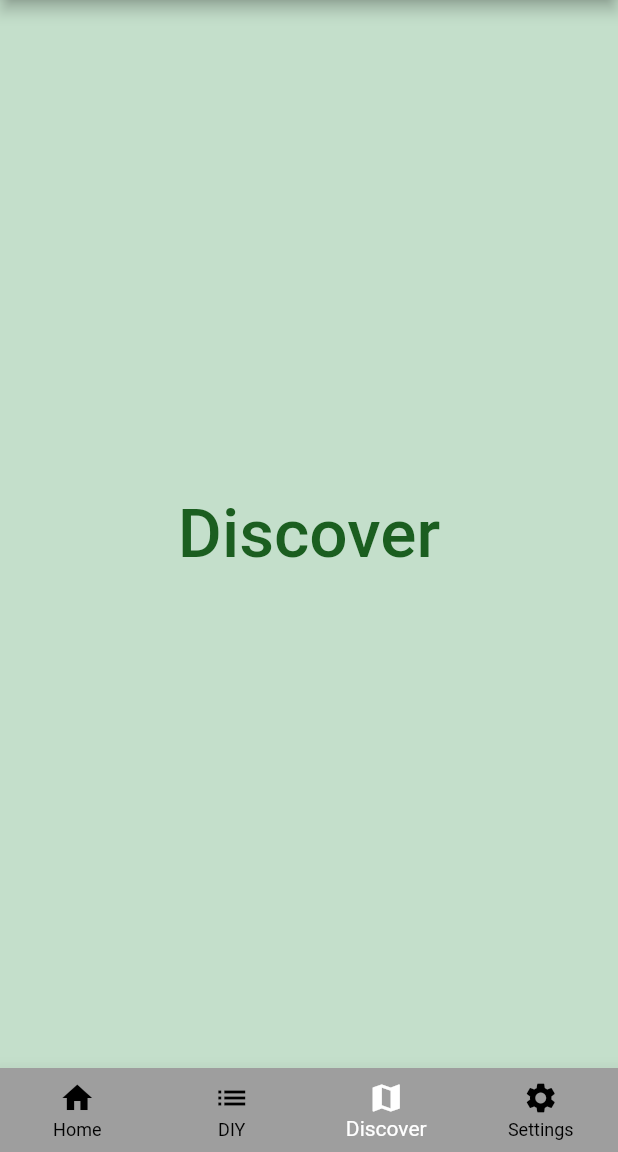
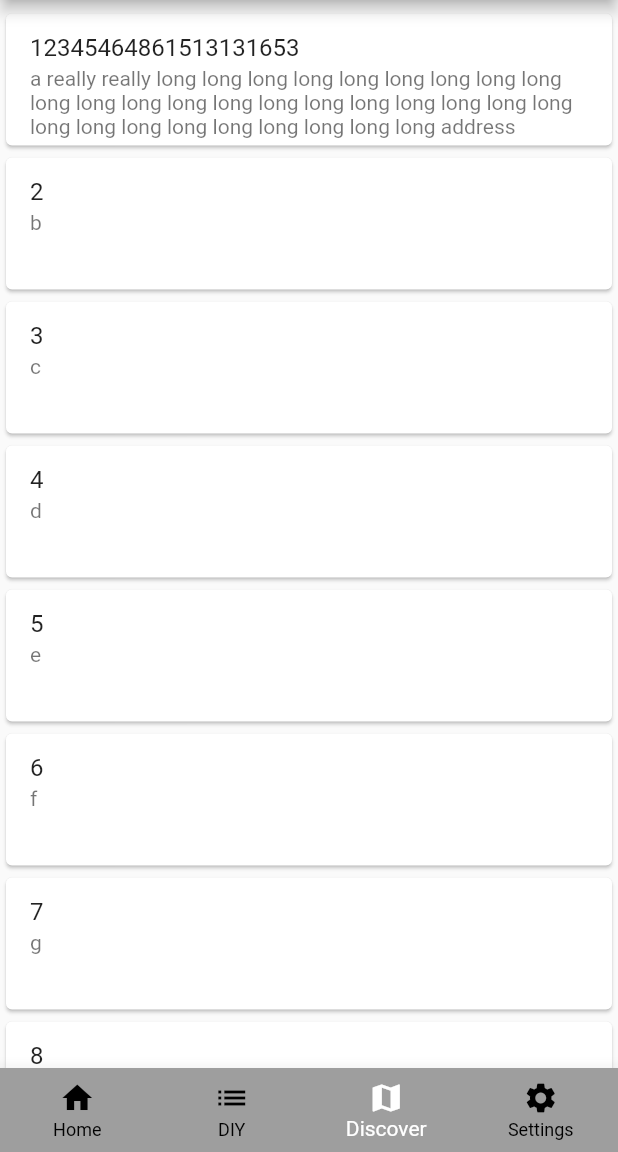
Before and after one commit to Katabatix/cocktail_recommender, a Flutter app: the screen it shows after launch, item 3 of the bottom bar chosen, on a phone screen of 412 x 824 dp, the part 84-1236 px from its top. Run offline on Flutter 3.47's test engine with Material 2 defaults, Android fonts, the phone set to English and light mode, and no system bars; our stand-ins replace lazy_load_scrollview; Roboto replaces fonts that are missing (Montserrat).

Commit message:
Very Basic Discover

```diff
--- /dev/null
+++ b/lib/discover/discover_main.dart
@@ -0,0 +1,111 @@
+import 'package:flutter/material.dart';
+import 'package:lazy_load_scrollview/lazy_load_scrollview.dart';
+
+class DiscoverMain extends StatefulWidget {
+  const DiscoverMain({Key? key}) : super(key: key);
+
+  @override
+  State<DiscoverMain> createState() => _DiscoverMainState();
+}
+
+class _DiscoverMainState extends State<DiscoverMain> {
+
+  @override
+  Widget build(BuildContext context) {
+    return Scaffold(
+      appBar: AppBar(
+        title: const Text('Cocktail Recommender - Discover'),
+      ),
+      body: BarScroller(),
+    );
+  }
+}
+
+class BarInfo {
+  String name;
+  String location;
+
+  BarInfo(this.name, this.location);
+}
+
+class BarScroller extends StatefulWidget {
+  const BarScroller({Key? key}) : super(key: key);
+
+  @override
+  State<BarScroller> createState() => _BarScrollerState();
+}
+
+class _BarScrollerState extends State<BarScroller> {
+  bool _showSelectedBar = false;
+  int _selectedBar = 0;
+
+  List<BarInfo> barInfo = [
+    BarInfo("12345464861513131653", "a really really long long long long long long long long long long long long long long long long long long long long long long long long long long long long long long address"),
+    BarInfo("2", "b"),
+    BarInfo("3", "c"),
+    BarInfo("4", "d"),
+    BarInfo("5", "e"),
+    BarInfo("6", "f"),
+    BarInfo("7", "g"),
+    BarInfo("8", "h"),
+  ];
+
+  @override
+  Widget build(BuildContext context) {
+    if(!_showSelectedBar){
+      return ListView.builder(
+        padding: const EdgeInsets.symmetric(vertical: 5.0),
+        itemCount: barInfo.length,
+        itemBuilder: (context, i){
+          return Card(
+            child: ListTile(
+              onTap: () {
+                setState(() {
+                  _showSelectedBar = true;
+                  _selectedBar = i;
+                });
+              },
+              title: Text(barInfo[i].name),
+              subtitle: Text(barInfo[i].location),
+              isThreeLine: true,
+            ),
+          );
+        },
+
+      );
+    }
+    else{
+      return BarDetails(
+        barInfo[_selectedBar].name,
+        barInfo[_selectedBar].location,
+        () {
+          setState(() {
+            _showSelectedBar = false;
+          });
+        }
+      );
+    }
+  }
+}
+
+class BarDetails extends StatelessWidget {
+  BarDetails(this.name, this.address, this.goBack);
+
+  final String name;
+  final String address;
+  final VoidCallback goBack;
+
+  @override
+  Widget build(BuildContext context) {
+    return Container(
+      padding: EdgeInsets.all(20.0),
+      child: Column(
+        children: [
+          ElevatedButton.icon(onPressed: goBack, icon: Icon(Icons.arrow_back), label: Text("Hello")),
+          Text(name),
+          Text(address),
+        ],
+      ),
+    );
+  }
+}
--- a/lib/main.dart
+++ b/lib/main.dart
@@ -1,5 +1,6 @@
 import 'package:flutter/material.dart';
 import 'diy/diy_main.dart';
+import 'discover/discover_main.dart';
 
 void main() {
   runApp(const CocktailRecommender());
@@ -16,14 +17,13 @@ class _CocktailRecommenderState extends State<CocktailRecommender> {
   @override
   Widget build(BuildContext context) {
     return MaterialApp(
-      home: MainPage(),
-      // initialRoute: '/',
-      // routes: {
-      //   '/': (context) => const Page1(),
-      //   '/DIY': (context) => const Page2(),
-      //   '/Discover': (context) => const Page3(),
-      //   '/Settings': (context) => const Page4(),
-      // },
+      initialRoute: '/',
+      routes: {
+        '/': (context) => MainPage(),
+        '/diy': (context) => const DiyMain(),
+        '/discover': (context) => const DiscoverMain(),
+        '/settings': (context) => const SettingsMain(),
+      },
       theme: ThemeData(
         bottomNavigationBarTheme: const BottomNavigationBarThemeData(
           backgroundColor: Colors.grey,
@@ -58,6 +58,7 @@ class _MainPageState extends State<MainPage> {
     const DiscoverMain(),
     const SettingsMain(),
   ];
+
   @override
   Widget build(BuildContext context) {
     return Scaffold(
@@ -121,32 +122,6 @@ class Home extends StatelessWidget {
   }
 }
 
-class DiscoverMain extends StatelessWidget {
-  const DiscoverMain({Key? key}) : super(key: key);
-
-  @override
-  Widget build(BuildContext context) {
-    return Scaffold(
-      appBar: AppBar(
-        title: const Text('Cocktail Recommender - Discover'),
-      ),
-      body: Container(
-        color: const Color(0xffC4DFCB),
-        child: Center(
-          child: Text(
-            "Discover",
-            style: TextStyle(
-              color: Colors.green[900],
-              fontSize: 45,
-              fontWeight: FontWeight.w500,
-            ),
-          ),
-        ),
-      ),
-    );
-  }
-}
-
 class SettingsMain extends StatelessWidget {
   const SettingsMain({Key? key}) : super(key: key);
 
--- a/pubspec.yaml
+++ b/pubspec.yaml
@@ -29,6 +29,7 @@ environment:
 dependencies:
   flutter:
     sdk: flutter
+  lazy_load_scrollview: 1.3.0
 
 
   # The following adds the Cupertino Icons font to your application.
```
Also changed, not shown: pubspec.lock.
